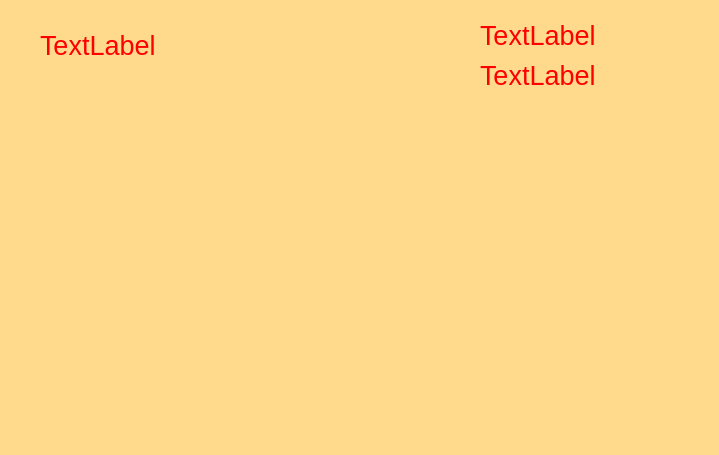
First picture: the form in goldMiner/level.ui, repository fatty-belly/QT-goldMiner, before the edit.
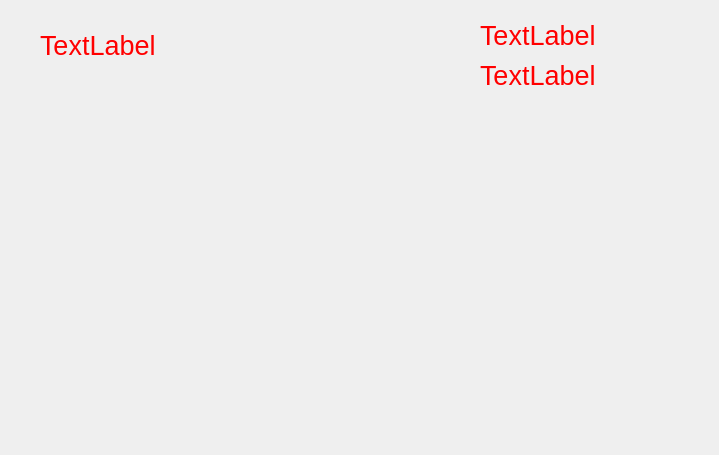
Second picture: the form after the edit. Icons and pictures are not drawn.

Commit message:
Add Background Image
very ugly

```diff
--- a/goldMiner/level.ui
+++ b/goldMiner/level.ui
@@ -14,7 +14,7 @@
    <string>Form</string>
   </property>
   <property name="styleSheet">
-   <string notr="true">background-color: rgb(255, 217, 140);</string>
+   <string notr="true"/>
   </property>
   <widget class="QLabel" name="minerLabel">
    <property name="geometry">
@@ -720,6 +720,26 @@
     <string>TextLabel</string>
    </property>
   </widget>
+  <widget class="QWidget" name="backgroundWidget" native="true">
+   <property name="geometry">
+    <rect>
+     <x>0</x>
+     <y>0</y>
+     <width>719</width>
+     <height>455</height>
+    </rect>
+   </property>
+   <property name="styleSheet">
+    <string notr="true">background-image: url(&quot;../goldMiner/Images/background.png&quot;);
+</string>
+   </property>
+  </widget>
+  <zorder>backgroundWidget</zorder>
+  <zorder>minerLabel</zorder>
+  <zorder>hookLabel</zorder>
+  <zorder>scoreLabel</zorder>
+  <zorder>timeLabel</zorder>
+  <zorder>bombNumLabel</zorder>
  </widget>
  <resources/>
  <connections/>
```
